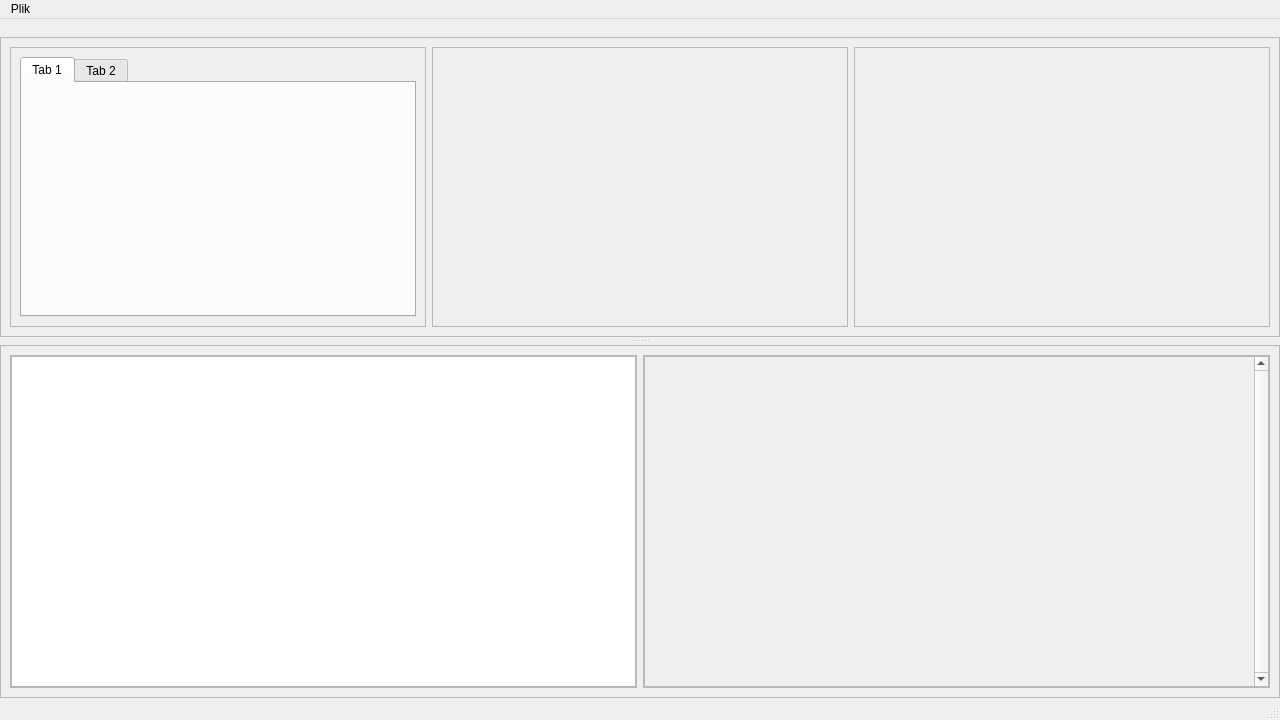
Qt form mainwindow.ui (Wrongcosine3024/TerraCan) before a commit.
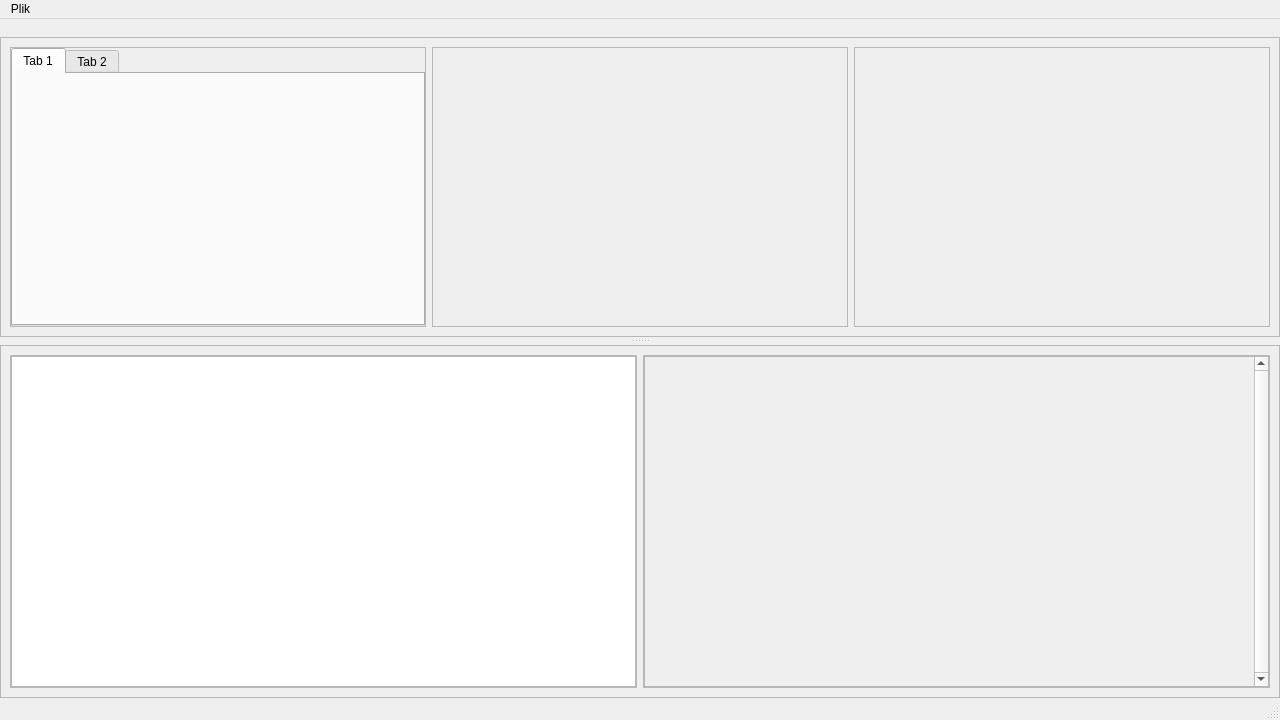
The same form after that commit.

What changed in the file:
```diff
--- a/mainwindow.ui
+++ b/mainwindow.ui
@@ -104,6 +104,21 @@
                <enum>QFrame::Shadow::Raised</enum>
               </property>
               <layout class="QVBoxLayout" name="verticalLayout_2">
+               <property name="spacing">
+                <number>0</number>
+               </property>
+               <property name="leftMargin">
+                <number>0</number>
+               </property>
+               <property name="topMargin">
+                <number>0</number>
+               </property>
+               <property name="rightMargin">
+                <number>0</number>
+               </property>
+               <property name="bottomMargin">
+                <number>0</number>
+               </property>
                <item>
                 <widget class="QTabWidget" name="tabWidget">
                  <property name="currentIndex">
```
